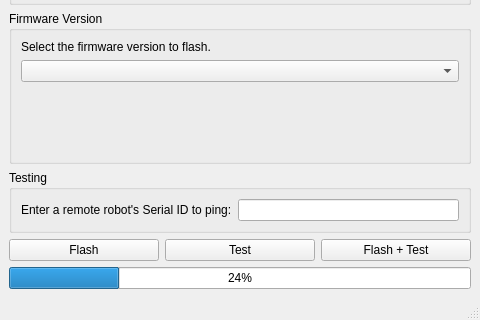
Before: the Qt Designer form linkbot_jig_programmer/mainwindow.ui in BaroboRobotics/linkbot-usbjig-programmer, drawn with Qt 5; both pictures show x 0 to 480 and y 177 to 497 of the 480 by 497 pixel window.
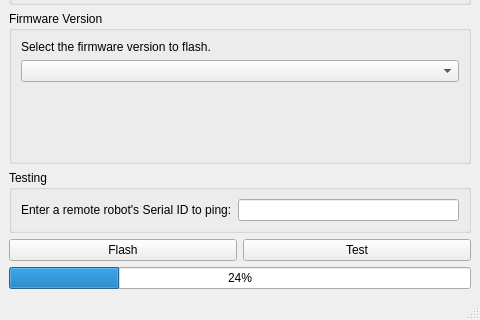
After: the same form once the commit is applied.

Commit message: Removed flash+test button, many bugfixes

```diff
--- a/linkbot_jig_programmer/mainwindow.ui
+++ b/linkbot_jig_programmer/mainwindow.ui
@@ -123,13 +123,6 @@
         </property>
        </widget>
       </item>
-      <item>
-       <widget class="QPushButton" name="flashtest_pushButton">
-        <property name="text">
-         <string>Flash + Test</string>
-        </property>
-       </widget>
-      </item>
      </layout>
     </item>
     <item row="4" column="0">
```
The commit also changes 3 other files.
